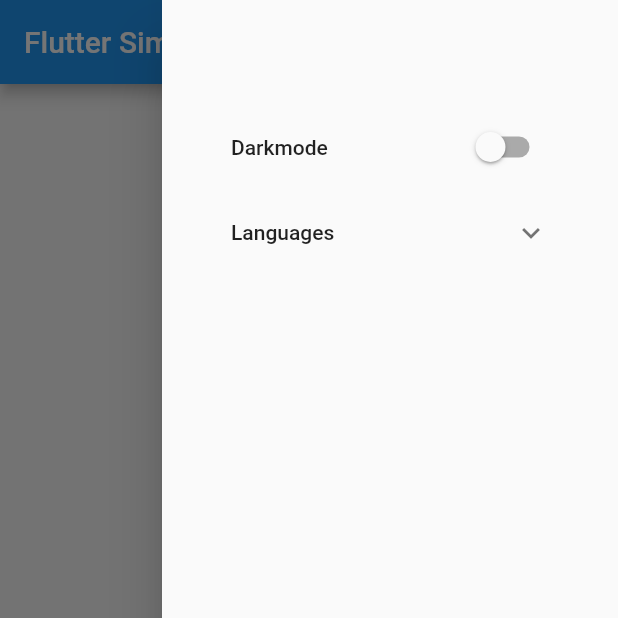
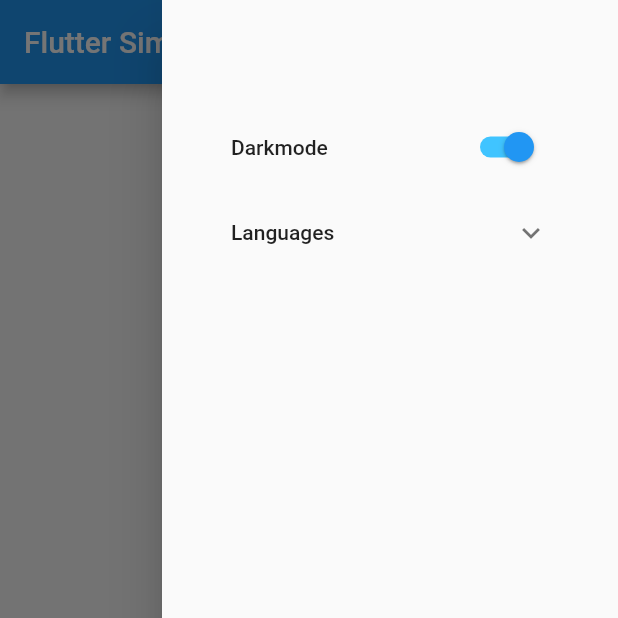
Before and after one commit to darkhorse07232020/Flutter_App_integrated_Firebase_and_API, a Flutter app: the screen it shows after launch, after a tap on the "menu" icon, on a phone screen of 412 x 824 dp, the top half of it. Run offline on Flutter 3.47's test engine with Material 2 defaults, Android fonts, the phone set to English and light mode, and no system bars; our stand-ins replace cloud_firestore, dynamic_theme, firebase_core; accounts and stored records are empty; network calls fail.

Commit message:
2020-09-24-3

```diff
--- a/lib/main.dart
+++ b/lib/main.dart
@@ -1,6 +1,38 @@
+import 'dart:async';
+import 'dart:convert';
+
+import 'package:cloud_firestore/cloud_firestore.dart';
+import 'package:firebase_core/firebase_core.dart';
+import 'package:http/http.dart' as http;
 import 'package:flutter/material.dart';
+import 'package:dynamic_theme/dynamic_theme.dart';
 
-void main() {
+Future<LangClass> fetchLangClass() async {
+  final response = await http.get('http://165.22.19.126/');
+
+  if (response.statusCode == 200) {
+    return LangClass.fromJson(json.decode(response.body));
+  } else {
+    throw Exception('Failed to load LangClass');
+  }
+}
+
+class LangClass {
+  final List<String> langs;
+
+  LangClass({this.langs});
+
+  factory LangClass.fromJson(Map<String, dynamic> json) {
+    // print(json["languages"]);
+    return LangClass(
+      langs: List.from(json["languages"]),
+    );
+  }
+}
+
+void main() async {
+  WidgetsFlutterBinding.ensureInitialized();
+  await Firebase.initializeApp();
   runApp(MyApp());
 }
 
@@ -8,13 +40,20 @@ class MyApp extends StatelessWidget {
   // This widget is the root of your application.
   @override
   Widget build(BuildContext context) {
+    return DynamicTheme(
+      defaultBrightness: Brightness.dark,
+      data: (brightness) => ThemeData(
+        brightness: brightness,
+      ),
+      themedWidgetBuilder: (context, theme) {
         return MaterialApp(
           title: 'Flutter Demo',
-      theme: ThemeData(
-        primarySwatch: Colors.blue,
-        visualDensity: VisualDensity.adaptivePlatformDensity,
+          theme: theme,
+          home: MyHomePage(
+            title: 'Flutter Simple App',
           ),
-      home: MyHomePage(title: 'Flutter Simple App'),
+        );
+      },
     );
   }
 }
@@ -29,8 +68,38 @@ class MyHomePage extends StatefulWidget {
 }
 
 class _MyHomePageState extends State<MyHomePage> {
-  bool themeSwitched = false;
-  String langChecked = 'en';
+  Future<LangClass> langList;
+  bool themeSwitched = true;
+  String langChecked = 'English';
+  Map<String, dynamic> result;
+
+  Brightness brightness;
+
+  void getData() async {
+    //use a Async-await function to get the data
+    final data = await FirebaseFirestore.instance
+        .collection("statues")
+        .doc('data')
+        .get(); //get the data
+    result = data.data();
+    langChecked = result['lang'];
+    themeSwitched = result['mode'];
+  }
+
+  void setData() async {
+    await FirebaseFirestore.instance
+        .collection("statues")
+        .doc('data')
+        .update(result);
+  }
+
+  @override
+  void initState() {
+    super.initState();
+    langList = fetchLangClass();
+    getData();
+    changeBrightness();
+  }
 
   @override
   Widget build(BuildContext context) {
@@ -49,14 +118,17 @@ class _MyHomePageState extends State<MyHomePage> {
           ],
         ),
       ),
-
       floatingActionButton: FloatingActionButton(
         onPressed: null,
         tooltip: 'Increment',
         child: Icon(Icons.add),
-      ), // This trailing comma makes auto-formatting nicer for build methods.
+      ),
+      endDrawer: buildDrawer(context),
+    );
+  }
 
-      endDrawer: Drawer(
+  Widget buildDrawer(BuildContext context) {
+    return Drawer(
       child: ListView(
         padding: EdgeInsets.symmetric(vertical: 70.0, horizontal: 30.0),
         children: <Widget>[
@@ -66,8 +138,10 @@ class _MyHomePageState extends State<MyHomePage> {
             onChanged: (value) {
               setState(() {
                 themeSwitched = value;
-                  print(themeSwitched);
+                result['mode'] = value;
               });
+              setData();
+              changeBrightness();
             },
             activeTrackColor: Colors.lightBlueAccent,
             activeColor: Colors.blue,
@@ -75,29 +149,49 @@ class _MyHomePageState extends State<MyHomePage> {
           ExpansionTile(
             title: Text("Languages"),
             children: <Widget>[
-                CheckboxListTile(
-                  title: const Text('English'),
-                  value: langChecked == 'en',
-                  onChanged: (bool value) {
-                    setState(() {
-                      langChecked = value ? 'en' : 'de';
-                    });
-                  },
-                ),
-                CheckboxListTile(
-                  title: const Text('German'),
-                  value: langChecked == 'de',
-                  onChanged: (bool value) {
-                    setState(() {
-                      langChecked = value ? 'de' : 'en';
-                    });
+              FutureBuilder<LangClass>(
+                future: langList,
+                builder: (context, snapshot) {
+                  if (snapshot.hasData) {
+                    return ListBody(
+                      children: snapshot.data.langs
+                          .map((lang) => buildLang(context, lang))
+                          .toList(),
+                    );
+                    // );
+                  } else if (snapshot.hasError) {
+                    return Text("${snapshot.error}");
+                  }
+
+                  // By default, show a loading spinner.
+                  return CircularProgressIndicator();
                 },
               ),
             ],
           ),
         ],
       ),
-      ),
     );
   }
+
+  Widget buildLang(BuildContext context, String lang) {
+    return CheckboxListTile(
+      title: new Text(lang),
+      value: langChecked == lang,
+      onChanged: (bool value) {
+        setState(() {
+          if (value) {
+            langChecked = lang;
+            result['lang'] = lang;
           }
+        });
+        setData();
+      },
+    );
+  }
+
+  void changeBrightness() {
+    DynamicTheme.of(context)
+        .setBrightness(themeSwitched ? Brightness.light : Brightness.dark);
+  }
+}
--- a/pubspec.yaml
+++ b/pubspec.yaml
@@ -23,10 +23,15 @@ environment:
 dependencies:
   flutter:
     sdk: flutter
+  cloud_firestore: ^0.14.0+2
+  firebase_core: ^0.5.0
+  firebase_auth: ^0.18.0+1
+  http: ^0.12.2
 
   # The following adds the Cupertino Icons font to your application.
   # Use with the CupertinoIcons class for iOS style icons.
   cupertino_icons: ^0.1.3
+  dynamic_theme: ^1.0.1
 
 dev_dependencies:
   flutter_test:
```
Also changed, not shown: pubspec.lock, 3 other files. Lines whose indentation alone changed are shown as unchanged.
